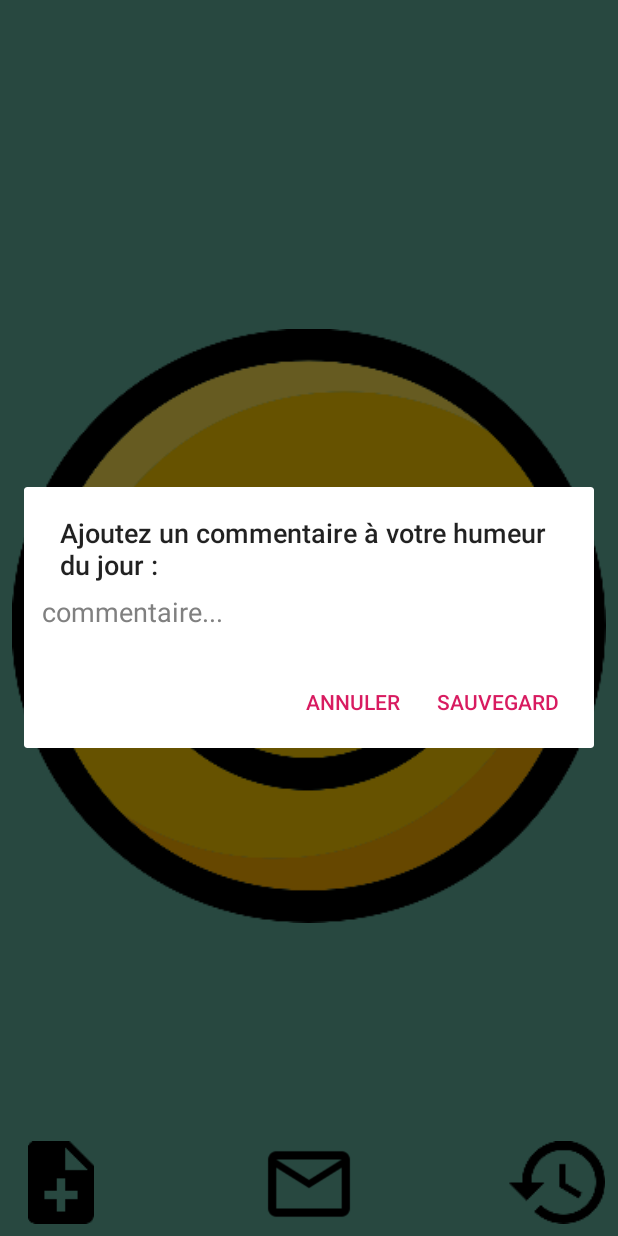
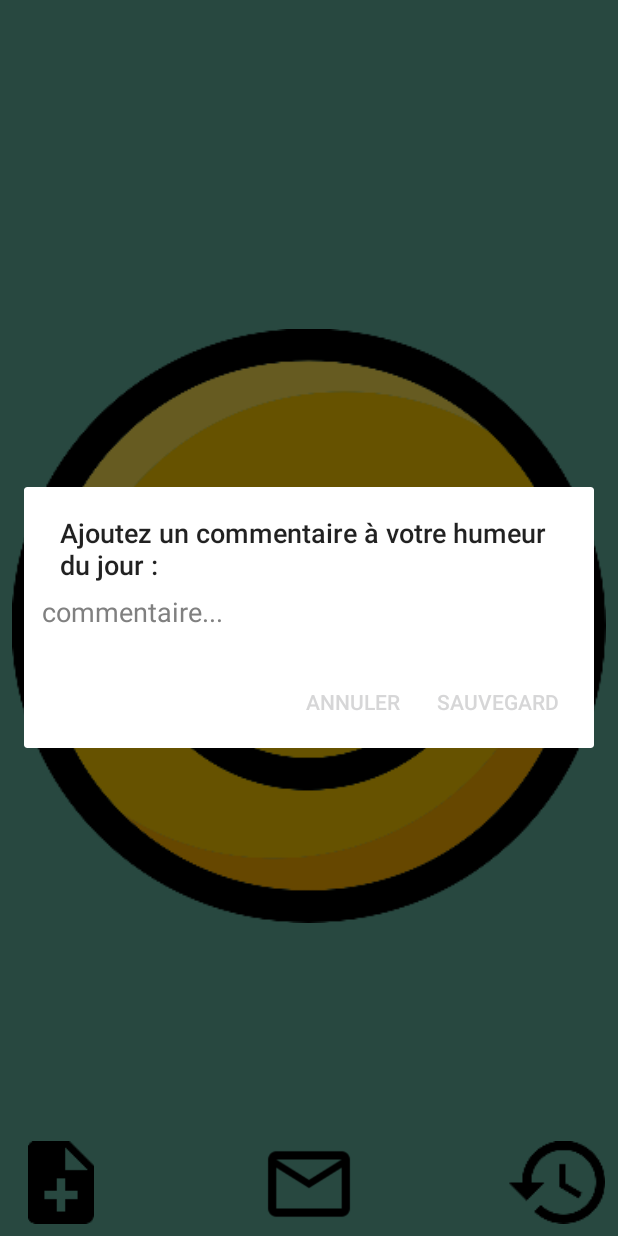
Before and after one commit to devedelie/MyMood, an Android app: the screen it shows after launch (MainActivity), after a tap on an icon or button, on a phone screen of 412 x 824 dp. Run offline under Robolectric (Android 15) with nearby library versions, the light colour scheme and no system bars.

Commit message:
- Updated colors

```diff
--- a/app/src/main/res/values/colors.xml
+++ b/app/src/main/res/values/colors.xml
@@ -1,14 +1,9 @@
 <?xml version="1.0" encoding="utf-8"?>
 <resources>
-    <color name="colorPrimary">#008577</color>
-    <color name="colorPrimaryDark">#00574B</color>
-    <color name="colorAccent">#D81B60</color>
     <color name="HappySmiley">#9086</color>
     <color name="SuperHappySmiley">#FAF911</color>
     <color name="NormalSmiley">#11D8D6</color>
     <color name="DisappointedSmiley">#A4A4A4</color>
     <color name="SadSmiley">#cf1a08</color>
     <color name="defaultColor">#E7E6E6</color>
-
-
 </resources>
```
